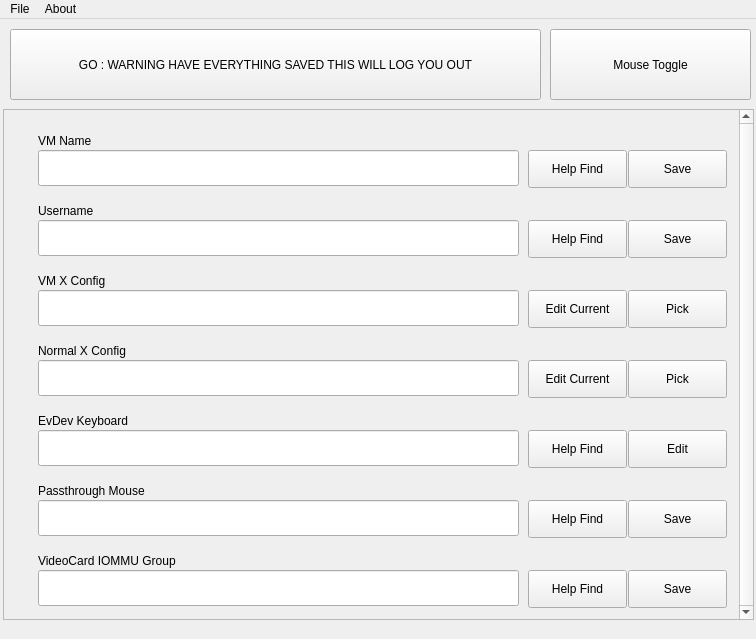
The window that ui/Main.ui (coryc257/GpuPassthroughSetup) describes before a commit, drawn with Qt 5.
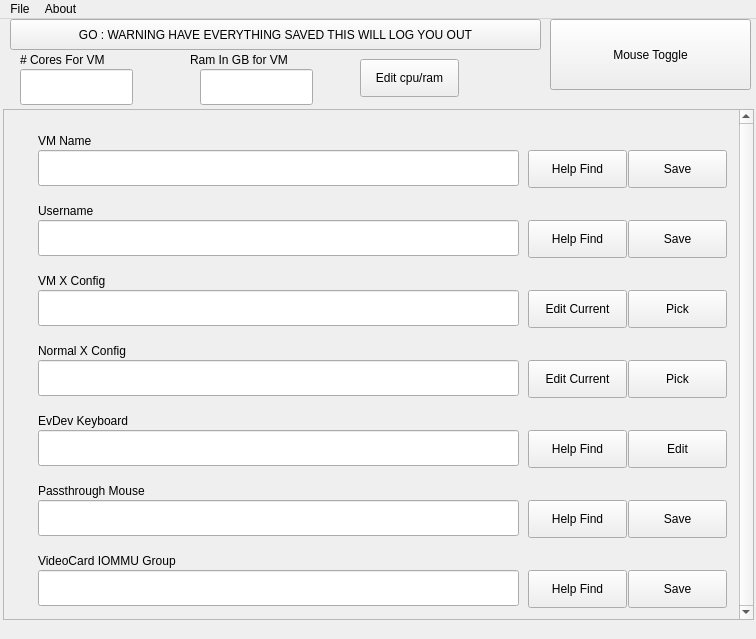
The same window after the commit.

Patch:
```diff
--- a/ui/Main.ui
+++ b/ui/Main.ui
@@ -36,7 +36,7 @@
     <property name="geometry">
      <rect>
       <x>550</x>
-      <y>10</y>
+      <y>0</y>
       <width>201</width>
       <height>71</height>
      </rect>
@@ -49,9 +49,9 @@
     <property name="geometry">
      <rect>
       <x>10</x>
-      <y>10</y>
+      <y>0</y>
       <width>531</width>
-      <height>71</height>
+      <height>31</height>
      </rect>
     </property>
     <property name="text">
@@ -527,6 +527,65 @@
      </widget>
     </widget>
    </widget>
+   <widget class="QLabel" name="lblCores">
+    <property name="geometry">
+     <rect>
+      <x>20</x>
+      <y>30</y>
+      <width>121</width>
+      <height>22</height>
+     </rect>
+    </property>
+    <property name="text">
+     <string># Cores For VM</string>
+    </property>
+   </widget>
+   <widget class="QLabel" name="lblRam">
+    <property name="geometry">
+     <rect>
+      <x>190</x>
+      <y>30</y>
+      <width>141</width>
+      <height>22</height>
+     </rect>
+    </property>
+    <property name="text">
+     <string>Ram In GB for VM</string>
+    </property>
+   </widget>
+   <widget class="QLineEdit" name="txtCores">
+    <property name="geometry">
+     <rect>
+      <x>20</x>
+      <y>50</y>
+      <width>113</width>
+      <height>36</height>
+     </rect>
+    </property>
+   </widget>
+   <widget class="QLineEdit" name="txtRam">
+    <property name="geometry">
+     <rect>
+      <x>200</x>
+      <y>50</y>
+      <width>113</width>
+      <height>36</height>
+     </rect>
+    </property>
+   </widget>
+   <widget class="QPushButton" name="btnEditRamCPU">
+    <property name="geometry">
+     <rect>
+      <x>360</x>
+      <y>40</y>
+      <width>99</width>
+      <height>38</height>
+     </rect>
+    </property>
+    <property name="text">
+     <string>Edit cpu/ram</string>
+    </property>
+   </widget>
   </widget>
   <widget class="QMenuBar" name="menubar">
    <property name="geometry">
```
